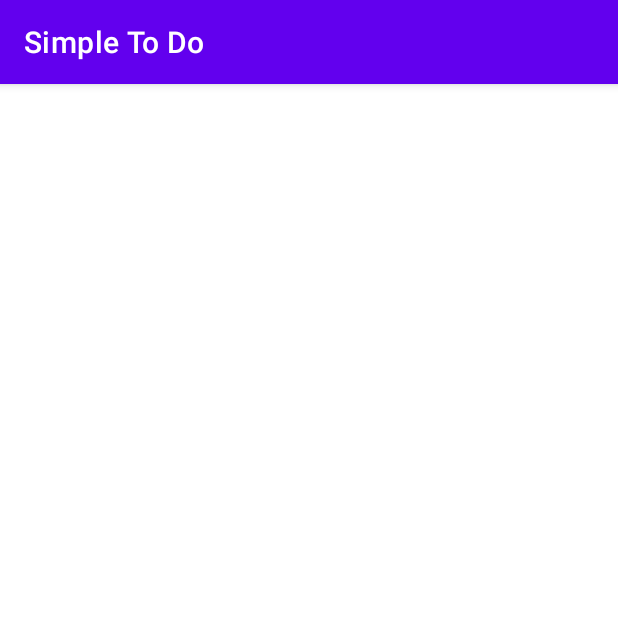
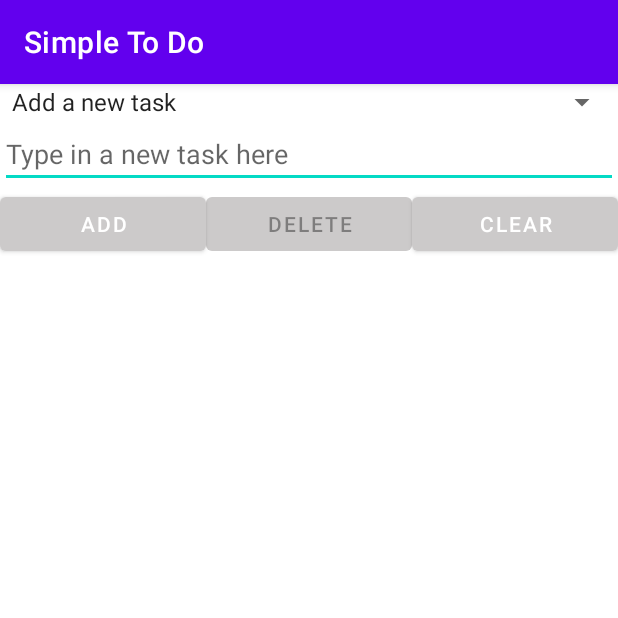
Before and after one commit to Janessang/Simple_To_Do, an Android app: the screen it shows after launch (MainActivity), on a phone screen of 412 x 824 dp, the top half of it. Run offline under Robolectric (Android 15) with nearby library versions, the phone set to English and light mode, and no system bars.

Commit message:
Changes made

```diff
--- a/app/src/main/java/sg/edu/rp/c346/id20025312/simpletodo/MainActivity.java
+++ b/app/src/main/java/sg/edu/rp/c346/id20025312/simpletodo/MainActivity.java
@@ -3,12 +3,113 @@ package sg.edu.rp.c346.id20025312.simpletodo;
 import androidx.appcompat.app.AppCompatActivity;
 
 import android.os.Bundle;
+import android.view.View;
+import android.widget.AdapterView;
+import android.widget.ArrayAdapter;
+import android.widget.Button;
+import android.widget.EditText;
+import android.widget.ListView;
+import android.widget.Spinner;
+import android.widget.TextView;
+import android.widget.Toast;
+
+import java.util.ArrayList;
 
 public class MainActivity extends AppCompatActivity {
+
+    EditText etInput;
+    Button btnAdd;
+    Button btnDelete;
+    Button btnClear;
+    ListView lvToDo;
+    Spinner spn;
+
+    ArrayList<String> alToDo;
 
     @Override
     protected void onCreate(Bundle savedInstanceState) {
         super.onCreate(savedInstanceState);
         setContentView(R.layout.activity_main);
+
+        etInput = findViewById(R.id.eTtodo);
+        btnAdd = findViewById(R.id.buttonAdd);
+        btnDelete = findViewById(R.id.buttonDelete);
+        btnClear = findViewById(R.id.buttonClear);
+        lvToDo = findViewById(R.id.todoList);
+        spn = findViewById(R.id.spinner);
+
+        alToDo = new ArrayList<String>();
+
+        ArrayAdapter<String> aaToDo = new ArrayAdapter<>(this, android.R.layout.simple_list_item_1, alToDo);
+        lvToDo.setAdapter(aaToDo);
+
+        spn.setOnItemSelectedListener(new AdapterView.OnItemSelectedListener() {
+            @Override
+            public void onItemSelected(AdapterView<?> parent, View view, int position, long id) {
+                switch(position) {
+                    case 0:
+                        btnAdd.setEnabled(true);
+                        btnDelete.setEnabled(false);
+
+                        etInput.setHint("Type in a new task here");
+
+                        btnAdd.setOnClickListener(new View.OnClickListener() {
+                            @Override
+                            public void onClick(View v) {
+                                String strText = etInput.getText().toString();
+
+                                alToDo.add(strText);
+                                aaToDo.notifyDataSetChanged();
+                            }
+                        });
+
+                        break;
+                    case 1:
+                        btnAdd.setEnabled(false);
+                        btnDelete.setEnabled(true);
+
+                        etInput.setHint("Type in the index of the task to be removed");
+
+                        btnDelete.setOnClickListener(new View.OnClickListener() {
+                            @Override
+                            public void onClick(View v) {
+                                if (alToDo.isEmpty() == true) {
+                                    Toast.makeText(MainActivity.this,"You don't have any task to remove" , Toast.LENGTH_LONG).show();
+
+                                } else if (alToDo.isEmpty() == false) {
+                                    int pos = Integer.parseInt(etInput.getText().toString());
+
+                                    if (alToDo.size() <= pos) {
+                                        Toast.makeText(MainActivity.this,"Wrong index number" , Toast.LENGTH_LONG).show();
+
+                                    } else if (alToDo.size() >= pos){
+                                        alToDo.remove(pos);
+                                        aaToDo.notifyDataSetChanged();
+                                    }
+
+                                }
+
+                            }
+                        });
+
+                        break;
+                }
+            }
+
+            @Override
+            public void onNothingSelected(AdapterView<?> parent) {
+
+            }
+        });
+
+        btnClear.setOnClickListener(new View.OnClickListener() {
+            @Override
+            public void onClick(View v) {
+
+                alToDo.clear();
+                aaToDo.notifyDataSetChanged();
+            }
+        });
+
     }
 }
--- a/app/src/main/res/layout/activity_main.xml
+++ b/app/src/main/res/layout/activity_main.xml
@@ -3,8 +3,54 @@
     xmlns:app="http://schemas.android.com/apk/res-auto"
     xmlns:tools="http://schemas.android.com/tools"
     android:layout_width="match_parent"
-    android:layout_height="match_parent"
+    android:layout_height="wrap_content"
     android:orientation="vertical"
     tools:context=".MainActivity">
 
+    <Spinner
+        android:id="@+id/spinner"
+        android:layout_width="match_parent"
+        android:layout_height="wrap_content"
+        android:entries="@array/spinnerItems" />
+
+    <EditText
+        android:id="@+id/eTtodo"
+        android:layout_width="match_parent"
+        android:layout_height="wrap_content"
+        android:ems="10" />
+
+    <LinearLayout
+        android:layout_width="match_parent"
+        android:layout_height="match_parent"
+        android:orientation="horizontal">
+
+        <Button
+            android:id="@+id/buttonAdd"
+            android:layout_width="match_parent"
+            android:layout_height="wrap_content"
+            android:layout_weight="1"
+            android:text="@string/btnAddToDo"
+            app:backgroundTint="#CCCACA" />
+
+        <Button
+            android:id="@+id/buttonDelete"
+            android:layout_width="match_parent"
+            android:layout_height="wrap_content"
+            android:layout_weight="1"
+            android:text="@string/btnDeleteToDo"
+            app:backgroundTint="#CCCACA" />
+
+        <Button
+            android:id="@+id/buttonClear"
+            android:layout_width="match_parent"
+            android:layout_height="wrap_content"
+            android:layout_weight="1"
+            android:text="@string/btnClearToDo"
+            app:backgroundTint="#CCCACA" />
+    </LinearLayout>
+
+    <ListView
+        android:id="@+id/todoList"
+        android:layout_width="match_parent"
+        android:layout_height="match_parent" />
 </LinearLayout>
--- a/app/src/main/res/values/strings.xml
+++ b/app/src/main/res/values/strings.xml
@@ -1,3 +1,11 @@
 <resources>
     <string name="app_name">Simple To Do</string>
+    <string name = "btnAddToDo">add</string>
+    <string name = "btnDeleteToDo">delete</string>
+    <string name = "btnClearToDo">clear</string>
+
+    <string-array name = "spinnerItems">
+        <item>Add a new task</item>
+        <item>Remove a task</item>
+    </string-array>
 </resources>
```
